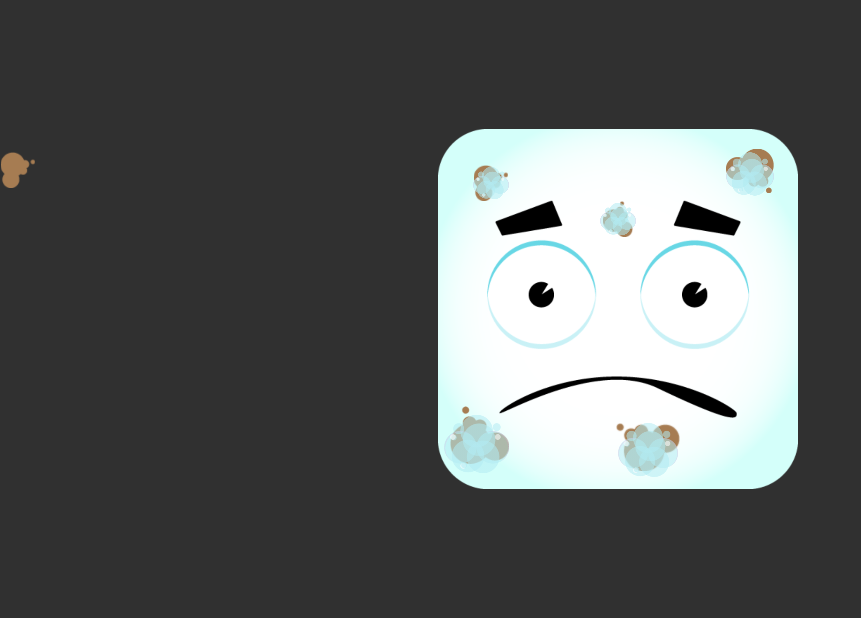
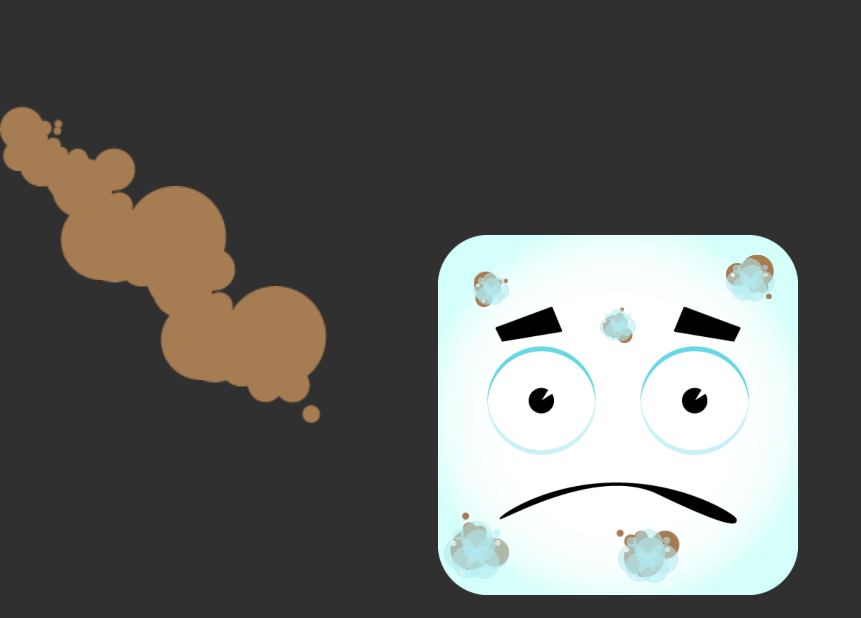
Before and after one commit to eras121/ToothBrushGame, an Android app: the screen it shows after launch (GameActivity), on a phone screen of 824 x 412 dp (held sideways). Shown: the whole screen, without its empty margins (0-861 px from the left). Run offline under Robolectric (Android 15) with nearby library versions, the phone set to English and light mode, and no system bars.

Commit message:
drawing dirt

```diff
--- a/app/src/main/java/assk/toothbrushgame/GameActivity.java
+++ b/app/src/main/java/assk/toothbrushgame/GameActivity.java
@@ -10,16 +10,20 @@ import android.hardware.SensorEventListener;
 import android.hardware.SensorManager;
 import android.os.Bundle;
 import android.support.annotation.Nullable;
+import android.support.v7.app.ActionBar;
 import android.support.v7.app.AppCompatActivity;
 import android.util.DisplayMetrics;
 import android.view.Display;
 import android.view.LayoutInflater;
 import android.view.View;
+import android.view.ViewGroup;
 import android.widget.ImageView;
+import android.widget.LinearLayout;
 import android.widget.RelativeLayout;
 
 import java.util.ArrayList;
 import java.util.List;
+
 
 /**
  * Created by Tomas Kacer on 14. 4. 2016.
@@ -51,7 +55,6 @@ public class GameActivity extends AppCompatActivity implements SensorEventListen
     private float displayHeight;
     private float pos_smile;
     private List<FallingObject> fallingObjects;
-    private View fall_object;
     private Thread thread;
 
     @Override
@@ -69,43 +72,74 @@ public class GameActivity extends AppCompatActivity implements SensorEventListen
         getWindowManager().getDefaultDisplay().getMetrics(metrics);
         displayWidth = metrics.widthPixels;
         displayHeight = metrics.heightPixels;
-        int fallingObjectCount = (int) (displayWidth/30);
+        int fallingObjectCount = (int) (displayWidth/100);
+//        int fallingObjectCount = 1;
 
         fallingObjects = new ArrayList<FallingObject>(fallingObjectCount);
 
-        fall_object = (ImageView) findViewById(R.id.fall_object);
+//        fall_object = (ImageView) findViewById(R.id.fall_object);
 
         //create views dynamically
 
+        RelativeLayout relativeLayout = (RelativeLayout) findViewById(R.id.falling_pane);
+        int i = 0;
+        while (i < fallingObjectCount) {
+            ImageView imageView = new ImageView(this);
+            imageView.setX(i*20);
+            imageView.setY(i*20);
+            switch (i%5) {
+                case 0: imageView.setImageResource(R.drawable.dirt1);
+                        break;
+                case 1: imageView.setImageResource(R.drawable.dirt2);
+                    break;
+                case 2: imageView.setImageResource(R.drawable.dirt3);
+                    break;
+                case 3: imageView.setImageResource(R.drawable.dirt4);
+                    break;
+                case 4: imageView.setImageResource(R.drawable.dirt5);
+                    break;
+                default: imageView.setImageResource(R.drawable.dirt1);
+            }
 
-        thread = new Thread(new Runnable() {
-            @Override
-            public void run() {
-                while (fall_object.getY() < displayHeight - fall_object.getHeight()) {
-                    fall_object.setY(fall_object.getY()+2);
-                    System.out.println(fall_object.getY());
-                    try {
-                        thread.sleep(50);
-                    } catch (InterruptedException e) {
-                        e.printStackTrace();
-                    }
-                }
-            }});
-        thread.start();
+            imageView.setLayoutParams(new RelativeLayout.LayoutParams(ViewGroup.LayoutParams.WRAP_CONTENT, ViewGroup.LayoutParams.WRAP_CONTENT));
+            imageView.setId(i);
+            relativeLayout.addView(imageView);
+            relativeLayout.invalidate();
+            i++;
+        }
+
+
+
+
+
+//        thread = new Thread(new Runnable() {
+//            @Override
+//            public void run() {
+//                while (fall_object.getY() < displayHeight - fall_object.getHeight()) {
+//                    fall_object.setY(fall_object.getY()+2);
+//                    System.out.println(fall_object.getY());
+//                    try {
+//                        thread.sleep(50);
+//                    } catch (InterruptedException e) {
+//                        e.printStackTrace();
+//                    }
+//                }
+//            }});
+//        thread.start();
     }
 
     @Override
     protected void onPause() {
         super.onPause();
         mSensorManager.unregisterListener(this);
-        thread.interrupt();
+//        thread.interrupt();
     }
 
     @Override
     protected void onResume() {
         super.onResume();
         mSensorManager.registerListener(this, mAccelerometer, SensorManager.SENSOR_DELAY_GAME);
-        thread.start();
+//        thread.start();
     }
 
     /**
--- a/app/src/main/res/layout/activity_game.xml
+++ b/app/src/main/res/layout/activity_game.xml
@@ -4,21 +4,22 @@
               android:orientation="horizontal"
               android:layout_width="match_parent"
               android:layout_height="match_parent"
-              tools:context=".GameActivity">
+              tools:context=".GameActivity"
+    >
 
-    <ImageView
-        android:layout_width="24dp"
-        android:layout_height="24dp"
-        android:id="@+id/fall_object"
-        android:src="@drawable/dirt1"
-
-        android:layout_marginTop="24dp" />
+    <RelativeLayout
+        android:id="@+id/falling_pane"
+        android:layout_width="match_parent"
+        android:layout_height="match_parent"
+        android:gravity="bottom"
+        >
 
         <RelativeLayout android:layout_width="240dp"
                         android:layout_height="240dp"
                         android:orientation="horizontal"
                         android:gravity="center"
                         android:layout_centerInParent="true"
+                        android:layout_marginBottom="15dp"
                         android:id="@+id/object">
 
             <ImageView
@@ -144,4 +145,9 @@
                 android:layout_alignLeft="@+id/dirt_rt" />
         </RelativeLayout>
 
+
+
+
     </RelativeLayout>
+
+</RelativeLayout>
```
Lines whose indentation alone changed are shown as unchanged.
